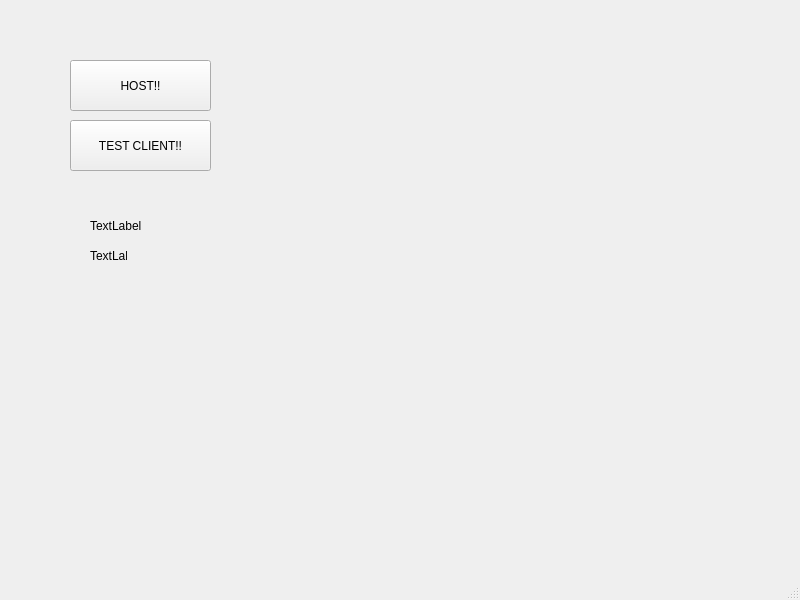
Before: the Qt Designer form foOscars/mainwindow.ui in J-Sandhu/OscarsCardGame, drawn with Qt 5.
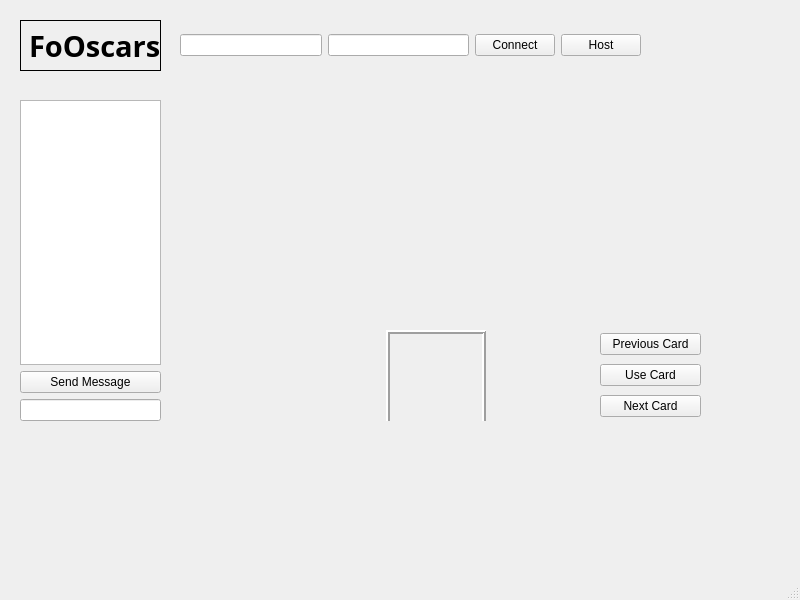
After: the same form once the commit is applied.

Commit message:
start of client and server in one
+added some ui stuff just for my reference
+succesfully got a server to run if host is clicked
-can not get a client running after server is started (newConnection signal is not received by the right socket or is not emitted!)
! server is a object help within a mainwindow(client)

```diff
--- a/foOscars/mainwindow.ui
+++ b/foOscars/mainwindow.ui
@@ -14,57 +14,277 @@
    <string>MainWindow</string>
   </property>
   <widget class="QWidget" name="centralwidget">
-   <widget class="QPushButton" name="testHost">
+   <widget class="QWidget" name="horizontalLayoutWidget">
     <property name="geometry">
      <rect>
-      <x>70</x>
-      <y>60</y>
-      <width>141</width>
-      <height>51</height>
+      <x>180</x>
+      <y>330</y>
+      <width>411</width>
+      <height>91</height>
      </rect>
     </property>
-    <property name="text">
-     <string>HOST!!</string>
-    </property>
+    <layout class="QHBoxLayout" name="action_tableau">
+     <property name="spacing">
+      <number>0</number>
+     </property>
+     <item>
+      <widget class="QLabel" name="frameLabel1">
+       <property name="minimumSize">
+        <size>
+         <width>100</width>
+         <height>100</height>
+        </size>
+       </property>
+       <property name="maximumSize">
+        <size>
+         <width>100</width>
+         <height>100</height>
+        </size>
+       </property>
+       <property name="text">
+        <string/>
+       </property>
+      </widget>
+     </item>
+     <item>
+      <widget class="QLabel" name="frameLabel2">
+       <property name="minimumSize">
+        <size>
+         <width>100</width>
+         <height>100</height>
+        </size>
+       </property>
+       <property name="maximumSize">
+        <size>
+         <width>100</width>
+         <height>100</height>
+        </size>
+       </property>
+       <property name="text">
+        <string/>
+       </property>
+      </widget>
+     </item>
+     <item>
+      <widget class="QFrame" name="frame_2">
+       <property name="enabled">
+        <bool>true</bool>
+       </property>
+       <property name="minimumSize">
+        <size>
+         <width>100</width>
+         <height>100</height>
+        </size>
+       </property>
+       <property name="maximumSize">
+        <size>
+         <width>100</width>
+         <height>100</height>
+        </size>
+       </property>
+       <property name="frameShape">
+        <enum>QFrame::Box</enum>
+       </property>
+       <property name="frameShadow">
+        <enum>QFrame::Raised</enum>
+       </property>
+       <property name="lineWidth">
+        <number>2</number>
+       </property>
+       <widget class="QLabel" name="frameLabel3">
+        <property name="enabled">
+         <bool>true</bool>
+        </property>
+        <property name="geometry">
+         <rect>
+          <x>0</x>
+          <y>0</y>
+          <width>100</width>
+          <height>100</height>
+         </rect>
+        </property>
+        <property name="minimumSize">
+         <size>
+          <width>100</width>
+          <height>100</height>
+         </size>
+        </property>
+        <property name="maximumSize">
+         <size>
+          <width>100</width>
+          <height>100</height>
+         </size>
+        </property>
+        <property name="text">
+         <string/>
+        </property>
+       </widget>
+       <widget class="QLabel" name="frameLabel4">
+        <property name="geometry">
+         <rect>
+          <x>0</x>
+          <y>0</y>
+          <width>100</width>
+          <height>100</height>
+         </rect>
+        </property>
+        <property name="minimumSize">
+         <size>
+          <width>100</width>
+          <height>100</height>
+         </size>
+        </property>
+        <property name="maximumSize">
+         <size>
+          <width>100</width>
+          <height>100</height>
+         </size>
+        </property>
+        <property name="text">
+         <string/>
+        </property>
+       </widget>
+      </widget>
+     </item>
+     <item>
+      <widget class="QLabel" name="frameLabel5">
+       <property name="minimumSize">
+        <size>
+         <width>100</width>
+         <height>100</height>
+        </size>
+       </property>
+       <property name="maximumSize">
+        <size>
+         <width>100</width>
+         <height>100</height>
+        </size>
+       </property>
+       <property name="text">
+        <string/>
+       </property>
+      </widget>
+     </item>
+    </layout>
    </widget>
-   <widget class="QLabel" name="hostIP">
+   <widget class="QWidget" name="horizontalLayoutWidget_2">
     <property name="geometry">
      <rect>
-      <x>90</x>
-      <y>210</y>
-      <width>81</width>
+      <x>180</x>
+      <y>30</y>
+      <width>461</width>
       <height>31</height>
      </rect>
     </property>
-    <property name="text">
-     <string>TextLabel</string>
-    </property>
+    <layout class="QHBoxLayout" name="connectionLayout">
+     <item>
+      <widget class="QLineEdit" name="ipLine"/>
+     </item>
+     <item>
+      <widget class="QLineEdit" name="portLine"/>
+     </item>
+     <item>
+      <widget class="QPushButton" name="connectButton">
+       <property name="text">
+        <string>Connect</string>
+       </property>
+      </widget>
+     </item>
+     <item>
+      <widget class="QPushButton" name="hostButton">
+       <property name="text">
+        <string>Host</string>
+       </property>
+      </widget>
+     </item>
+    </layout>
    </widget>
    <widget class="QLabel" name="hostPort">
     <property name="geometry">
      <rect>
-      <x>90</x>
-      <y>250</y>
-      <width>37</width>
-      <height>12</height>
-     </rect>
-    </property>
-    <property name="text">
-     <string>TextLabel</string>
-    </property>
-   </widget>
-   <widget class="QPushButton" name="testClient">
-    <property name="geometry">
-     <rect>
-      <x>70</x>
-      <y>120</y>
+      <x>20</x>
+      <y>20</y>
       <width>141</width>
       <height>51</height>
      </rect>
     </property>
+    <property name="font">
+     <font>
+      <family>Rockwell Extra Bold</family>
+      <pointsize>22</pointsize>
+      <bold>true</bold>
+     </font>
+    </property>
+    <property name="frameShape">
+     <enum>QFrame::Panel</enum>
+    </property>
     <property name="text">
-     <string>TEST CLIENT!!</string>
+     <string>FoOscars</string>
     </property>
+    <property name="textFormat">
+     <enum>Qt::AutoText</enum>
+    </property>
+    <property name="scaledContents">
+     <bool>false</bool>
+    </property>
+   </widget>
+   <widget class="QWidget" name="verticalLayoutWidget">
+    <property name="geometry">
+     <rect>
+      <x>20</x>
+      <y>100</y>
+      <width>141</width>
+      <height>321</height>
+     </rect>
+    </property>
+    <layout class="QVBoxLayout" name="chatLayout">
+     <item>
+      <widget class="QTextEdit" name="receivedMessageText"/>
+     </item>
+     <item>
+      <widget class="QPushButton" name="sendMessageButton">
+       <property name="text">
+        <string>Send Message</string>
+       </property>
+      </widget>
+     </item>
+     <item>
+      <widget class="QLineEdit" name="messageLine"/>
+     </item>
+    </layout>
+   </widget>
+   <widget class="QWidget" name="verticalLayoutWidget_2">
+    <property name="geometry">
+     <rect>
+      <x>600</x>
+      <y>330</y>
+      <width>101</width>
+      <height>91</height>
+     </rect>
+    </property>
+    <layout class="QVBoxLayout" name="verticalLayout">
+     <item>
+      <widget class="QPushButton" name="previousFrameButton">
+       <property name="text">
+        <string>Previous Card</string>
+       </property>
+      </widget>
+     </item>
+     <item>
+      <widget class="QPushButton" name="newFrameButton">
+       <property name="text">
+        <string>Use Card</string>
+       </property>
+      </widget>
+     </item>
+     <item>
+      <widget class="QPushButton" name="nextFrameButton">
+       <property name="text">
+        <string>Next Card</string>
+       </property>
+      </widget>
+     </item>
+    </layout>
    </widget>
   </widget>
   <widget class="QMenuBar" name="menubar">
```
Left out of the diff: 2 changed lines with no effect on the pictures. The commit also changes 6 other files.
